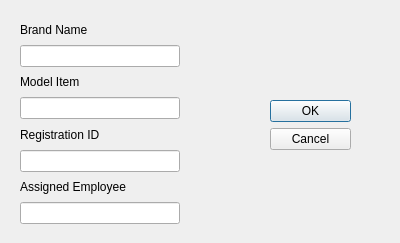
Old version of the form lab1/add_ticket_dialog.ui in the repository m-Jakub/Car-Workshop-with-Qt.
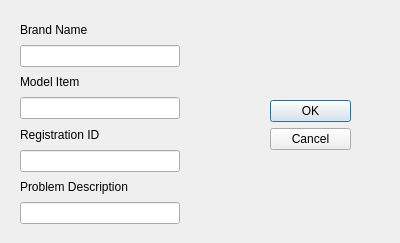
New version of the form.

The edit to the form file:
```diff
--- a/lab1/add_ticket_dialog.ui
+++ b/lab1/add_ticket_dialog.ui
@@ -72,7 +72,7 @@
     <item>
      <widget class="QLabel" name="Label_3">
       <property name="text">
-       <string>Assigned Employee</string>
+       <string>Problem Description</string>
       </property>
      </widget>
     </item>
```
Left out of the diff: 2 changed lines with no effect on the pictures.
